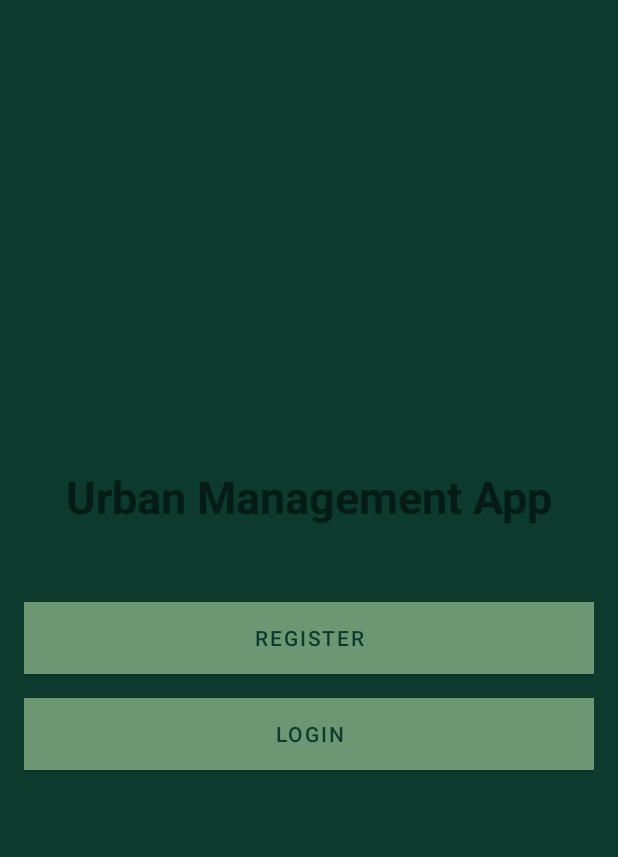
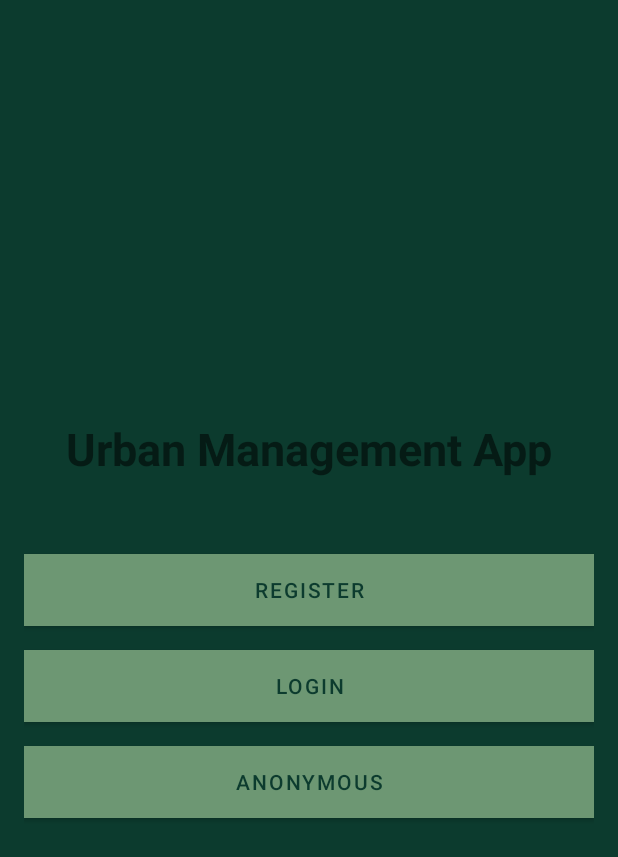
Before and after one commit to BenJohnson0/CleanStreets, an Android app: the screen it shows after launch (MainActivity), on a phone screen of 412 x 824 dp. Shown: the top 857 px of the screen. Run offline under Robolectric (Android 15) with nearby library versions, the phone set to English and light mode, and no system bars; our stand-ins replace Firebase (no records; nobody signed in at launch, a user with empty details on screens opened directly).

Commit message:
anonymous login working

```diff
--- a/app/src/main/java/com/example/urban_management_app/HomeActivity.java
+++ b/app/src/main/java/com/example/urban_management_app/HomeActivity.java
@@ -68,6 +68,8 @@ public class HomeActivity extends AppCompatActivity implements NavigationView.On
         boolean isLoggedIn = (userEmail != null);
         navigationView.getMenu().findItem(R.id.nav_your_reports).setVisible(isLoggedIn);
         navigationView.getMenu().findItem(R.id.nav_sign_out).setVisible(isLoggedIn);
+        navigationView.getMenu().findItem(R.id.nav_account).setVisible(isLoggedIn);
+        navigationView.getMenu().findItem(R.id.nav_saved_reports).setVisible(isLoggedIn);
     }
 
     @Override
@@ -78,7 +80,7 @@ public class HomeActivity extends AppCompatActivity implements NavigationView.On
                 showToast("Home selected");
                 break;
             case R.id.nav_account:
-                // Handle Account management option
+                // Handle Account management option (visible only to logged-in users)
                 showToast("Account selected");
                 break;
             case R.id.nav_settings:
@@ -90,7 +92,7 @@ public class HomeActivity extends AppCompatActivity implements NavigationView.On
                 showToast("Statistics selected");
                 break;
             case R.id.nav_saved_reports:
-                // Handle View saved reports option
+                // Handle View saved reports option (visible only to logged-in users)
                 showToast("Saved reports selected");
                 break;
             case R.id.nav_add_report:
--- a/app/src/main/java/com/example/urban_management_app/MainActivity.java
+++ b/app/src/main/java/com/example/urban_management_app/MainActivity.java
@@ -4,23 +4,28 @@ import android.content.Intent;
 import android.os.Bundle;
 import android.view.View;
 import android.widget.Button;
+import android.widget.Toast;
+
 import com.google.firebase.FirebaseApp;
+import com.google.firebase.auth.FirebaseAuth;
 
 import androidx.appcompat.app.AppCompatActivity;
 
 public class MainActivity extends AppCompatActivity {
 
-    private Button buttonRegister, buttonLogin, buttonForgotPassword;
+    private Button buttonRegister, buttonLogin, buttonAnon;
+    private FirebaseAuth firebaseAuth;
 
     @Override
     protected void onCreate(Bundle savedInstanceState) {
         super.onCreate(savedInstanceState);
         setContentView(R.layout.activity_main);
         FirebaseApp.initializeApp(this);
+        firebaseAuth = FirebaseAuth.getInstance();
 
         buttonRegister = findViewById(R.id.buttonRegister);
         buttonLogin = findViewById(R.id.buttonLogin);
-        buttonForgotPassword = findViewById(R.id.buttonForgotPassword);
+        buttonAnon = findViewById(R.id.anonymous_login_button);
 
         buttonRegister.setOnClickListener(new View.OnClickListener() {
             @Override
@@ -38,14 +43,26 @@ public class MainActivity extends AppCompatActivity {
             }
         });
 
-        /* //TODO: should this be on the main screen?
-        buttonForgotPassword.setOnClickListener(new View.OnClickListener() {
+        buttonAnon.setOnClickListener(new View.OnClickListener() {
             @Override
             public void onClick(View v) {
-                // Open the PasswordResetActivity
-                startActivity(new Intent(MainActivity.this, PasswordResetActivity.class));
+                // Log in anonymously
+                signInAnonymously();
             }
         });
-        */
+    }
+
+    private void signInAnonymously() {
+        firebaseAuth.signInAnonymously()
+                .addOnCompleteListener(this, task -> {
+                    if (task.isSuccessful()) {
+                        // Anonymous login successful
+                        startActivity(new Intent(MainActivity.this, HomeActivity.class));
+                        finish();
+                    } else {
+                        // Anonymous login failed
+                        Toast.makeText(MainActivity.this, "Anonymous login failed.", Toast.LENGTH_SHORT).show();
+                    }
+                });
     }
 }
--- a/app/src/main/res/layout/activity_main.xml
+++ b/app/src/main/res/layout/activity_main.xml
@@ -33,4 +33,13 @@
         android:layout_marginTop="16dp"
         android:text="Login" />
 
+    <Button
+        android:id="@+id/anonymous_login_button"
+        android:layout_width="match_parent"
+        android:layout_height="wrap_content"
+        android:background="@color/colorSecondary"
+        android:layout_marginTop="16dp"
+        android:text="Anonymous"
+        />
+
 </LinearLayout>
--- a/app/src/main/res/values/colors.xml
+++ b/app/src/main/res/values/colors.xml
@@ -2,6 +2,11 @@
 <resources>
     <color name="black">#FF000000</color>
     <color name="white">#FFFFFFFF</color>
+
+    <color name="purple_200">#6D9773</color>
+    <color name="purple_700">#0C3B2E</color>
+    <color name="teal_200">#B46617</color>
+    <color name="teal_700">#FFBA00</color>
 
     <color name="colorPrimary">#6D9773</color>
     <color name="colorPrimaryDark">#0C3B2E</color>
```
